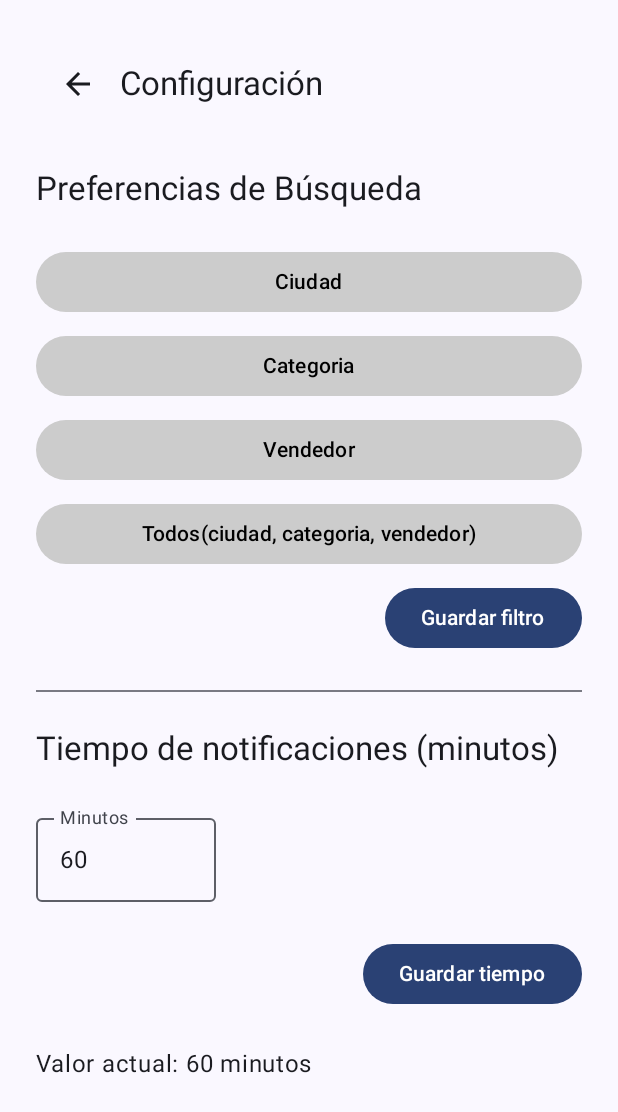
After one commit to JoaBB13/manoslocalesproyecto, an Android app built with Jetpack Compose: the composable SettingsScreen shown on its own in the app's theme, on a phone screen of 412 x 824 dp. The commit adds this screen. Shown: the top 1112 px of the screen. Run offline under Robolectric (Android 15) with nearby library versions, the phone set to English and light mode, and no system bars.

Commit message:
Se agrego pantalla de settings y consultas bien funcionales

```diff
--- a/app/src/main/AndroidManifest.xml
+++ b/app/src/main/AndroidManifest.xml
@@ -25,6 +25,8 @@
 
         <activity android:name=".RegisterActivity" />
 
+        <activity android:name=".PasswordActivity" />
+
         <activity android:name=".ProductActivity" />
 
         <activity android:name=".PerfilActivity" />
--- /dev/null
+++ b/app/src/main/java/com/undef/manoslocalesproyecto/SettingsScreen.kt
@@ -0,0 +1,103 @@
+package com.undef.manoslocalesproyecto
+
+import android.content.Context
+import androidx.compose.foundation.layout.*
+import androidx.compose.material.icons.Icons
+import androidx.compose.material.icons.filled.ArrowBack
+import androidx.compose.material3.*
+import androidx.compose.runtime.*
+import androidx.compose.ui.Alignment
+import androidx.compose.ui.Modifier
+import androidx.compose.ui.graphics.Color
+import androidx.compose.ui.unit.dp
+import kotlinx.coroutines.launch
+
+@OptIn(ExperimentalMaterial3Api::class)
+@Composable
+fun SettingsScreen(context: Context, onBack: () -> Unit) {
+    val scope = rememberCoroutineScope()
+    val userPreferences = remember { UserPreferences(context) }
+
+    val busquedaPor by userPreferences.busquedaPor.collectAsState(initial = "todos(ciudad,categoria,vendedor)")
+    val tiempoNotificacion by userPreferences.tiempoNotificacion.collectAsState(initial = 60)
+
+    var busquedaSeleccionada by remember { mutableStateOf(busquedaPor) }
+    var tiempoSeleccionado by remember { mutableStateOf(tiempoNotificacion.toString()) }
+
+    Column(
+        modifier = Modifier
+            .fillMaxSize()
+            .padding(24.dp),
+        verticalArrangement = Arrangement.spacedBy(24.dp)
+    ) {
+        TopAppBar(
+            title = { Text("Configuración") },
+            navigationIcon = {
+                IconButton(onClick = { onBack() }) {
+                    Icon(Icons.Filled.ArrowBack, contentDescription = "Volver")
+                }
+            }
+        )
+
+        Text("Preferencias de Búsqueda", style = MaterialTheme.typography.titleLarge)
+
+        Column(verticalArrangement = Arrangement.spacedBy(8.dp)) {
+            listOf("ciudad", "categoria", "vendedor", "Todos(ciudad, categoria, vendedor)").forEach { opcion ->
+                Button(
+                    onClick = {
+                        busquedaSeleccionada = opcion
+                    },
+                    colors = ButtonDefaults.buttonColors(
+                        containerColor = if (busquedaSeleccionada == opcion) MaterialTheme.colorScheme.primary else Color.LightGray,
+                        contentColor = if (busquedaSeleccionada == opcion) Color.White else Color.Black
+                    ),
+                    modifier = Modifier.fillMaxWidth()
+                ) {
+                    Text(opcion.replaceFirstChar { it.uppercaseChar() })
+                }
+            }
+
+            Button(
+                onClick = {
+                    scope.launch {
+                        userPreferences.setBusquedaPor(busquedaSeleccionada)
+                    }
+                },
+                modifier = Modifier.align(Alignment.End)
+            ) {
+                Text("Guardar filtro")
+            }
+        }
+
+        Divider()
+
+        Text("Tiempo de notificaciones (minutos)", style = MaterialTheme.typography.titleLarge)
+
+        Row(
+            verticalAlignment = Alignment.CenterVertically,
+            horizontalArrangement = Arrangement.spacedBy(8.dp)
+        ) {
+            OutlinedTextField(
+                value = tiempoSeleccionado,
+                onValueChange = { tiempoSeleccionado = it },
+                label = { Text("Minutos") },
+                singleLine = true,
+                modifier = Modifier.width(120.dp)
+            )
+        }
+
+        Button(
+            onClick = {
+                val minutos = tiempoSeleccionado.toIntOrNull() ?: 60
+                scope.launch {
+                    userPreferences.setTiempoNotificacion(minutos)
+                }
+            },
+            modifier = Modifier.align(Alignment.End)
+        ) {
+            Text("Guardar tiempo")
+        }
+
+        Text("Valor actual: $tiempoNotificacion minutos")
+    }
+}
--- /dev/null
+++ b/app/src/main/java/com/undef/manoslocalesproyecto/UserPreferences.kt
@@ -0,0 +1,34 @@
+package com.undef.manoslocalesproyecto
+
+import android.content.Context
+import androidx.datastore.preferences.core.*
+import androidx.datastore.preferences.preferencesDataStore
+import kotlinx.coroutines.flow.Flow
+import kotlinx.coroutines.flow.map
+
+// Extensión de contexto
+val Context.dataStore by preferencesDataStore(name = "user_settings")
+
+// Claves
+object UserPreferencesKeys {
+    val BUSQUEDA_POR = stringPreferencesKey("busqueda_por") // "ciudad", "categoria", "vendedor", "todos"
+    val TIEMPO_NOTIFICACION = intPreferencesKey("tiempo_notificacion") // en minutos
+}
+
+// Clase para acceder/modificar preferencias
+class UserPreferences(private val context: Context) {
+
+    val busquedaPor: Flow<String> = context.dataStore.data
+        .map { it[UserPreferencesKeys.BUSQUEDA_POR] ?: "todos" }
+
+    val tiempoNotificacion: Flow<Int> = context.dataStore.data
+        .map { it[UserPreferencesKeys.TIEMPO_NOTIFICACION] ?: 60 }
+
+    suspend fun setBusquedaPor(valor: String) {
+        context.dataStore.edit { it[UserPreferencesKeys.BUSQUEDA_POR] = valor }
+    }
+
+    suspend fun setTiempoNotificacion(minutos: Int) {
+        context.dataStore.edit { it[UserPreferencesKeys.TIEMPO_NOTIFICACION] = minutos }
+    }
+}
```
Also changed, not shown: app/build.gradle.kts (+10 -0 lines), app/src/main/java/com/undef/manoslocalesproyecto/PasswordActivity.kt (+17 -1 lines), app/src/main/java/com/undef/manoslocalesproyecto/PreferencesKey.kt (added, +7 -0 lines), app/src/main/java/com/undef/manoslocalesproyecto/ProductActivity.kt (+17 -1 lines), app/src/main/java/com/undef/manoslocalesproyecto/ProductScreen.kt (+32 -12 lines), app/src/main/java/com/undef/manoslocalesproyecto/QuestionViewModel.kt (added, +36 -0 lines), app/src/main/java/com/undef/manoslocalesproyecto/QuestionsScreen.kt (added, +103 -0 lines), app/src/main/java/com/undef/manoslocalesproyecto/SharedAppViewModel.kt (added, +7 -0 lines).
